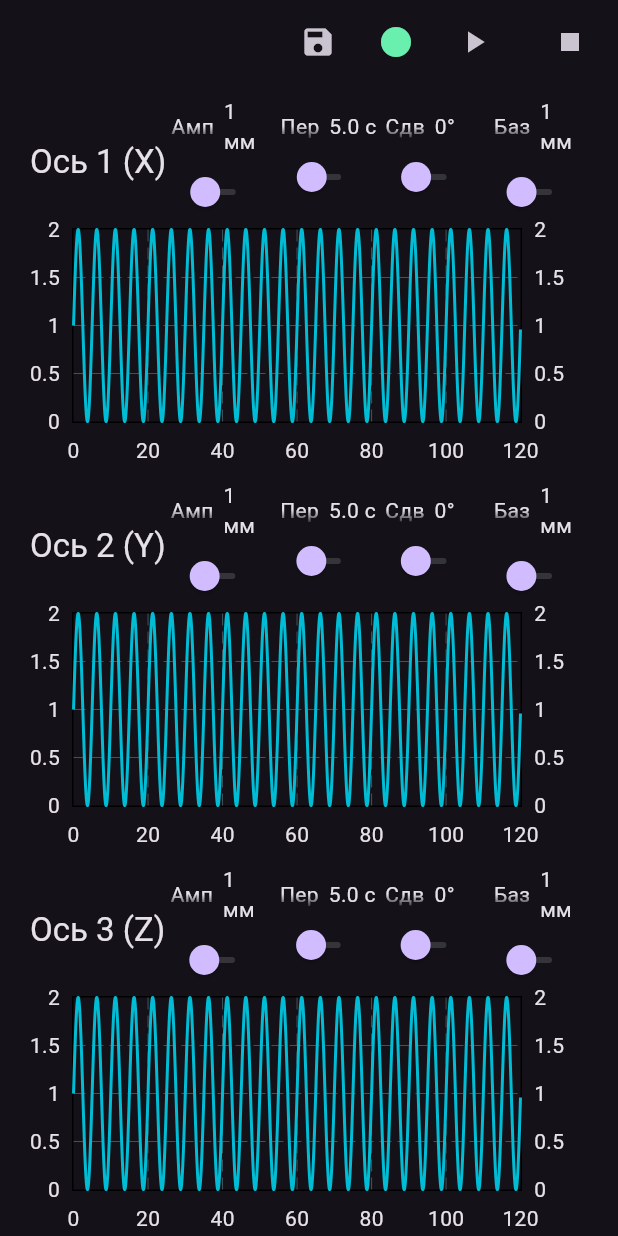
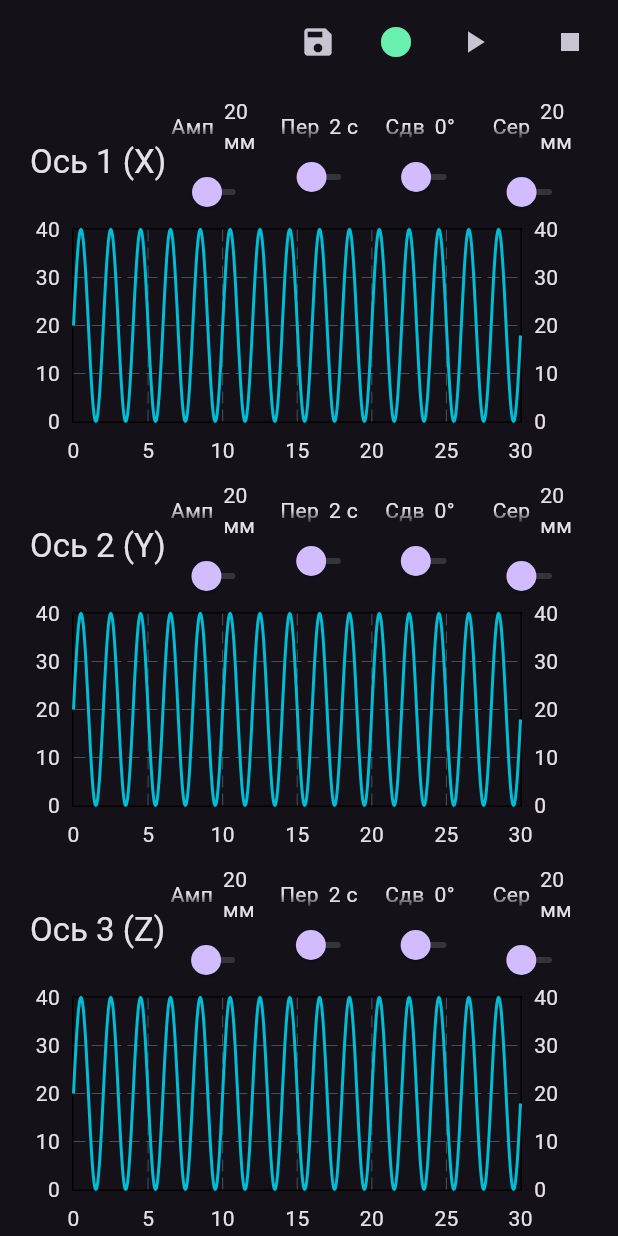
Before and after one commit to Minyewoo/stuart-platform-control, a Flutter app: the screen it shows after launch, after a tap on the "play arrow" icon, on a phone screen of 412 x 824 dp. Run offline on Flutter 3.47's test engine with Material 3 defaults, Android fonts, the phone set to English and light mode, and no system bars; drawn by our look-alikes of fl_chart; our stand-ins replace shared_preferences, toastification; missing offline and left inert: hmi_core, window_manager.

Commit message:
PlatformControlPage | workaround for plarform communications

```diff
--- a/lib/core/io/controller/mdbox_controller.dart
+++ b/lib/core/io/controller/mdbox_controller.dart
@@ -1,8 +1,12 @@
+import 'dart:developer';
 import 'dart:io';
 import 'package:hmi_core/hmi_core_result_new.dart';
 import 'package:stewart_platform_control/core/io/controller/package/app_control_field/app_control_field.dart';
+import 'package:stewart_platform_control/core/io/controller/package/app_control_field/confirm_code.dart';
 import 'package:stewart_platform_control/core/io/controller/package/app_control_field/function_code.dart';
 import 'package:stewart_platform_control/core/io/controller/package/app_control_field/object_channel.dart';
+import 'package:stewart_platform_control/core/io/controller/package/app_control_field/pass_code.dart';
+import 'package:stewart_platform_control/core/io/controller/package/app_data_field/axes/six/position_6f.dart';
 import 'package:stewart_platform_control/core/io/controller/package/app_data_field/axes/six/six_axes_data_field.dart';
 import 'package:stewart_platform_control/core/io/controller/package/app_data_field/axes/three/position_3f.dart';
 import 'package:stewart_platform_control/core/io/controller/package/app_data_field/axes/three/three_axes_data_field.dart';
@@ -35,34 +39,111 @@ import 'package:stewart_platform_control/core/net_address.dart';
 class MdboxController {
   final NetAddress _myAddress;
   final NetAddress _controllerAddress;
+  RawDatagramSocket? _socket;
   ///
-  const MdboxController({
+  MdboxController({
     NetAddress myAddress = const NetAddress.localhost(8888),
     required NetAddress controllerAddress,
   }) :
     _myAddress = myAddress,
     _controllerAddress = controllerAddress;
   ///
-  Future<ResultF<void>> readReg(RegDataField package) {
+  Future<ResultF<void>> readRegister(RegDataField package) {
     // TODO implement readReg
     throw UnimplementedError();
   }
   ///
-  Future<ResultF<void>> writeReg(RegDataField package) {
-    // TODO implement writeReg
-    throw UnimplementedError();
+  Future<ResultF<void>> writeRegister(RegDataField regData, ObjectChannel channel) async {
+    await _maybeStartSocket();
+    final socket = _socket!;
+    socket.writeEventsEnabled = true;
+    socket.send(
+      UdpData(
+        controlField: AppControlField.def(
+          functionCode: const FunctionCode.fromIterable(writeReg),
+          objectChannel: channel,
+        ),
+        whoField: AppWhoField(
+          whoAccept: const Who.all(),
+          whoReply: const Who.none(),
+        ),
+        dataField: regData,
+      ).bytes.toList(),
+      InternetAddress(_controllerAddress.ipv4, type: InternetAddressType.IPv4),
+      _controllerAddress.port,
+    );
+    await Future.delayed(Duration.zero);
+    socket.writeEventsEnabled = false;
+    // socket.close();
+    return const Ok(null);
+  }
+  Future<void> _maybeStartSocket() async {
+    if(_socket == null) {
+      _socket = await RawDatagramSocket.bind(
+        _myAddress.ipv4,
+        _myAddress.port,
+        reuseAddress: true,
+        reusePort: true,
+      );
+      _socket!.listen((event) {
+        switch (event) {
+          case RawSocketEvent.read:
+            final datagram = _socket?.receive();
+            final package = UdpData.fromIterable(datagram!.data);
+            final functionCode = package.controlField.functionCode.bytes.toList();
+            switch(functionCode) {
+              case absTimePlayAllRight:
+                log('absTimePlayAllRight');
+                break;
+              case absTimePlayAllErr1:
+                log('Error (absTime): internal buffer is full');
+                break;
+              case absTimePlayAllErr2:
+                log('Error (absTime): data length of data frame is inadequate');
+                break;
+              case deltaTimePlayAllRight:
+                log('deltaTimePlayAllRight');
+                break;
+              case deltaTimePlayAllErr1:
+                log('Error (deltaTime): internal buffer is full');
+                break;
+              case deltaTimePlayAllErr2:
+                log('Error (deltaTime): data length of data frame is inadequate');
+                break;
+              case writeRegRightReply:
+                log('writeRegRightReply');
+              case writeRegFalseReply:
+                log('writeRegFalseReply');
+              default:
+                log('Unknown function code: ${functionCode.map((e) => e.toRadixString(16).padLeft(2,'0'))}');
+            }
+            break;
+          case RawSocketEvent.readClosed:
+            log('readClosed');
+            // TODO: Handle this case.
+            break;
+          case RawSocketEvent.write:
+            log('write');
+            break;
+          case RawSocketEvent.closed:
+            log('closed');
+            // TODO: Handle this case.
+            break;
+        }
+        event.toString();
+      });
+    }
   }
   ///
   Future<ResultF<void>> sendPosition3f(Position3f position) async {
-    final socket = await RawDatagramSocket.bind(
-      _myAddress.ipv4,
-      _myAddress.port,
-      reuseAddress: true,
-      reusePort: true,
-    );
+    await _maybeStartSocket();
+    final socket = _socket!;
+    socket.writeEventsEnabled = true;
     socket.send(
       UdpData(
-        controlField: AppControlField.def(
+        controlField: AppControlField(
+          confirmCode: const ConfirmCode.def(),
+          passCode: const PassCode.none(),
           functionCode: const FunctionCode.fromIterable(deltaTimePlayAll),
           objectChannel: const ObjectChannel.fromIterable(threeAxisMode),
         ),
@@ -72,7 +153,7 @@ class MdboxController {
         ),
         dataField: ThreeAxesDataField(
           lineNumber: 1,
-          time: 64,
+          time: 1,
           position: position,
         ),
       ).bytes.toList(),
@@ -80,12 +161,37 @@ class MdboxController {
       _controllerAddress.port,
     );
     await Future.delayed(Duration.zero);
-    socket.close();
+    socket.writeEventsEnabled = false;
+    // socket.close();
     return const Ok(null);
   }
   ///
-  Future<ResultF<void>> sendPosition6f(SixAxesDataField package) {
-    // TODO implement sendPosition6f
-    throw UnimplementedError();
+  Future<ResultF<void>> sendPosition6f(Position6f position) async {
+   await _maybeStartSocket();
+    final socket = _socket!;
+    socket.writeEventsEnabled = true;
+    socket.send(
+      UdpData(
+        controlField: AppControlField.def(
+          functionCode: const FunctionCode.fromIterable(absTimePlayAll),
+          objectChannel: const ObjectChannel.fromIterable(sixAxisMode),
+        ),
+        whoField: AppWhoField(
+          whoAccept: const Who.all(),
+          whoReply: const Who.all(),
+        ),
+        dataField: SixAxesDataField(
+          lineNumber: 1,
+          time: 1000,
+          position: position,
+        ),
+      ).bytes.toList(),
+      InternetAddress(_controllerAddress.ipv4, type: InternetAddressType.IPv4),
+      _controllerAddress.port,
+    );
+    await Future.delayed(Duration.zero);
+    socket.writeEventsEnabled = false;
+    // socket.close();
+    return const Ok(null);
   }
 }
--- a/lib/core/io/storage/sine_storage.dart
+++ b/lib/core/io/storage/sine_storage.dart
@@ -2,8 +2,15 @@ import 'package:shared_preferences/shared_preferences.dart';
 import 'package:stewart_platform_control/core/math/sine.dart';
 ///
 class SineStorage {
+  final Sine _defaultSine;
   ///
-  const SineStorage();
+  const SineStorage({
+    Sine defaultSine = const Sine(
+      amplitude: 20.0,
+      period: 2.0,
+      phaseShift: 0.0,
+    ),
+  }) : _defaultSine = defaultSine;
   ///
   void storeSine(String prefix, Sine sine, SharedPreferences prefs) {
     final fields = {
@@ -18,11 +25,10 @@ class SineStorage {
   }
   ///
   Sine retrieveSine(String prefix, SharedPreferences prefs) {
-    const defaultSine = Sine();
     return Sine(
-      amplitude: prefs.getDouble('${prefix}amplitude') ?? defaultSine.amplitude,
-      period: prefs.getDouble('${prefix}period') ?? defaultSine.period,
-      phaseShift: prefs.getDouble('${prefix}phaseShift') ?? defaultSine.phaseShift,
+      amplitude: prefs.getDouble('${prefix}amplitude') ?? _defaultSine.amplitude,
+      period: prefs.getDouble('${prefix}period') ?? _defaultSine.period,
+      phaseShift: prefs.getDouble('${prefix}phaseShift') ?? _defaultSine.phaseShift,
       baseline: prefs.getDouble('${prefix}baseline'),
     );
   }
--- a/lib/core/platform/stuart_platform.dart
+++ b/lib/core/platform/stuart_platform.dart
@@ -1,6 +1,11 @@
 import 'dart:async';
 import 'package:stewart_platform_control/core/io/controller/mdbox_controller.dart';
+import 'package:stewart_platform_control/core/io/controller/package/app_control_field/object_channel.dart';
 import 'package:stewart_platform_control/core/io/controller/package/app_data_field/axes/three/position_3f.dart';
+import 'package:stewart_platform_control/core/io/controller/package/app_data_field/registers/reg_address.dart';
+import 'package:stewart_platform_control/core/io/controller/package/app_data_field/registers/reg_data_field.dart';
+import 'package:stewart_platform_control/core/io/controller/package/app_data_field/registers/reg_num.dart';
+import 'package:stewart_platform_control/core/io/controller/package/byte_sequence.dart';
 import 'package:stewart_platform_control/core/math/sine.dart';
 import 'package:stewart_platform_control/presentation/platform_control/widgets/sine_notifier.dart';
 ///
@@ -43,15 +48,34 @@ class StuartPlatform {
   ///
   void startFluctuations() {
     _controlTimer?.cancel();
+    _controller.writeRegister(
+      RegDataField(
+        regStart: RegAddress.fromOffset(0),
+        regNum: RegNum.fromCount(1),
+        regData: const ByteSequence.fromIterable([0x00, 3]),
+      ),
+      const ObjectChannel.fromIterable(writingCX)
+    );
+    const valueFactor = 1000.0;
     _controlTimer = Timer.periodic(_controlFrequency, (timer) {
       final t =  DateTime.now().millisecondsSinceEpoch / 1000.0;
       _controller.sendPosition3f(
         Position3f.fromValue(
-          x: _xSine.of(t).floor(),
-          y: _ySine.of(t).floor(),
-          z: _zSine.of(t).floor(),
+          x: (_xSine.of(t) * valueFactor).floor(),
+          y: (_ySine.of(t) * valueFactor).floor(),
+          z: (_zSine.of(t) * valueFactor).floor(),
         ),
       );
+      // _controller.sendPosition6f(
+      //   Position6f.fromValue(
+      //     x: _xSine.of(t).floor(),
+      //     y: _ySine.of(t).floor(),
+      //     z: _zSine.of(t).floor(),
+      //     u: _xSine.of(t).floor(),
+      //     v: _ySine.of(t).floor(),
+      //     w: _zSine.of(t).floor(),
+      //   ),
+      // );
     });
     _onStart?.call();
   }
--- a/lib/main.dart
+++ b/lib/main.dart
@@ -1,10 +1,16 @@
+import 'dart:async';
+import 'dart:developer';
+
 import 'package:flutter/material.dart';
 import 'package:stewart_platform_control/core/io/controller/mdbox_controller.dart';
+import 'package:stewart_platform_control/core/math/min_max.dart';
 import 'package:stewart_platform_control/core/net_address.dart';
 import 'package:stewart_platform_control/presentation/platform_control/platform_control_page.dart';
 import 'package:window_manager/window_manager.dart';
 //
 Future<void> main() async {
+  runZonedGuarded(
+    () async {
       WidgetsFlutterBinding.ensureInitialized();
       await windowManager.ensureInitialized();
       WindowOptions windowOptions = const WindowOptions(
@@ -22,6 +28,9 @@ Future<void> main() async {
         await windowManager.focus();
       });
       runApp(const MainApp());
+    },
+    (error, stackTrace) => log('', error: error, stackTrace: stackTrace),
+  );
 }
 ///
 class MainApp extends StatelessWidget {
@@ -32,11 +41,16 @@ class MainApp extends StatelessWidget {
   Widget build(BuildContext context) {
     return MaterialApp(
       debugShowCheckedModeBanner: false,
-      home: const PlatformControlPage(
-        controlFrequency: Duration(milliseconds: 10),
+      home: PlatformControlPage(
+        cilinderMaxHeight: 900,
+        amplitudeConstraints: const MinMax(min: 0, max: 300),
+        periodConstraints: const MinMax(min: 1, max: 30),
+        phaseShiftConstraints: const MinMax(min: 0, max: 90),
+        controlFrequency: const Duration(milliseconds: 10),
         controller: MdboxController(
-          myAddress: NetAddress.localhost(8889),
-          controllerAddress:  NetAddress.localhost(8889),
+          myAddress: const NetAddress(ipv4: '192.168.15.101', port:8410),
+          // controllerAddress:  NetAddress(ipv4: '192.168.15.201', port: 8401),
+          controllerAddress:  const NetAddress(ipv4: '192.168.15.201', port: 7408),
         ),
       ),
       theme: ThemeData.dark(),
--- a/lib/presentation/platform_control/platform_control_page.dart
+++ b/lib/presentation/platform_control/platform_control_page.dart
@@ -11,15 +11,27 @@ import 'package:stewart_platform_control/presentation/platform_control/widgets/s
 import 'package:toastification/toastification.dart';
 ///
 class PlatformControlPage extends StatefulWidget {
+  final double _cilinderMaxHeight;
+  final MinMax _amplitudeConstraints;
+  final MinMax _periodConstraints;
+  final MinMax _phaseShiftConstraints;
   final Duration _controlFrequency;
   final MdboxController _controller;
   ///
   const PlatformControlPage({
     super.key,
     required MdboxController controller,
+    required double cilinderMaxHeight,
+    required MinMax amplitudeConstraints,
+    required MinMax periodConstraints,
+    required MinMax phaseShiftConstraints,
     Duration controlFrequency = const Duration(milliseconds: 100),
   }) :
     _controller = controller,
+    _cilinderMaxHeight = cilinderMaxHeight,
+    _amplitudeConstraints = amplitudeConstraints,
+    _periodConstraints = periodConstraints,
+    _phaseShiftConstraints = phaseShiftConstraints,
     _controlFrequency = controlFrequency;
   //
   @override
@@ -198,6 +210,10 @@ class _PlatformControlPageState extends State<PlatformControlPage> {
                   child: Padding(
                     padding: chartsPadding,
                     child: SineControlWidget(
+                      cilinderMaxHeight: widget._cilinderMaxHeight,
+                      amplitudeConstraints: widget._amplitudeConstraints,
+                      perionConstraints: widget._periodConstraints,
+                      phaseShiftConstraints: widget._phaseShiftConstraints,
                       title: 'Ось 1 (X)',
                       sineNotifier: _axisXSineNotifier,
                       minMaxNotifier: _minMaxNotifier,
@@ -208,6 +224,10 @@ class _PlatformControlPageState extends State<PlatformControlPage> {
                   child: Padding(
                     padding: chartsPadding,
                     child: SineControlWidget(
+                      cilinderMaxHeight: widget._cilinderMaxHeight,
+                      amplitudeConstraints: widget._amplitudeConstraints,
+                      perionConstraints: widget._periodConstraints,
+                      phaseShiftConstraints: widget._phaseShiftConstraints,
                       title: 'Ось 2 (Y)',
                       sineNotifier: _axisYSineNotifier,
                       minMaxNotifier: _minMaxNotifier,
@@ -218,6 +238,10 @@ class _PlatformControlPageState extends State<PlatformControlPage> {
                   child: Padding(
                     padding: chartsPadding,
                     child: SineControlWidget(
+                      cilinderMaxHeight: widget._cilinderMaxHeight,
+                      amplitudeConstraints: widget._amplitudeConstraints,
+                      perionConstraints: widget._periodConstraints,
+                      phaseShiftConstraints: widget._phaseShiftConstraints,
                       title: 'Ось 3 (Z)',
                       sineNotifier: _axisZSineNotifier,
                       minMaxNotifier: _minMaxNotifier,
--- a/lib/presentation/platform_control/widgets/sine_control_widget.dart
+++ b/lib/presentation/platform_control/widgets/sine_control_widget.dart
@@ -6,6 +6,10 @@ import 'package:stewart_platform_control/presentation/platform_control/widgets/p
 import 'package:stewart_platform_control/presentation/platform_control/widgets/sine_chart.dart';
 ///
 class SineControlWidget extends StatelessWidget {
+  final double _cilinderMaxHeight;
+  final MinMax _amplitudeConstraints;
+  final MinMax _perionConstraints;
+  final MinMax _phaseShiftConstraints;
   final String _title;
   final ValueNotifier<Sine> _sineNotifier;
   final ValueNotifier<MinMax> _minMaxNotifier;
@@ -14,8 +18,12 @@ class SineControlWidget extends StatelessWidget {
     super.key,
     required ValueNotifier<Sine> sineNotifier,
     required ValueNotifier<MinMax> minMaxNotifier,
-    String title = '',
+    String title = '', required double cilinderMaxHeight, required MinMax amplitudeConstraints, required MinMax perionConstraints, required MinMax phaseShiftConstraints,
   }) :
+    _phaseShiftConstraints = phaseShiftConstraints,
+    _perionConstraints = perionConstraints,
+    _amplitudeConstraints = amplitudeConstraints,
+    _cilinderMaxHeight = cilinderMaxHeight,
     _title = title,
     _sineNotifier = sineNotifier,
     _minMaxNotifier = minMaxNotifier;
@@ -39,25 +47,36 @@ class SineControlWidget extends StatelessWidget {
               child: Row(
                 children: [
                   Expanded(
-                    child: ParameterSlider(
+                    child: ValueListenableBuilder(
+                      valueListenable: _sineNotifier,
+                      builder: (context, sine, child) {
+                        final remainingHeight = _cilinderMaxHeight - sine.baseline;
+                        return ParameterSlider(
                           label: 'Амплитуда',
                           valueNotifier: _sineNotifier,
-                      minMax: const MinMax(min: 0, max: 1000),
-                      divisions: 1000,
+                          minMax: MinMax(
+                            min: _amplitudeConstraints.min,
+                            max: remainingHeight > _amplitudeConstraints.max
+                              ? _amplitudeConstraints.max
+                              : remainingHeight,
+                            ),
+                          divisions: (_amplitudeConstraints.max - _amplitudeConstraints.min).floor(),
                           sliderValueBuilder: (sine) => sine.amplitude,
                           displayValueBuilder: (sine) => sine.amplitude.toStringAsFixed(0),
                           valueUnit: ' мм',
                           onChanged: _changeAmplitude,
+                        );
+                      }
                     ),
                   ),
                   Expanded(
                     child: ParameterSlider(
                       label: 'Период',
                       valueNotifier: _sineNotifier,
-                      minMax: const MinMax(min: 0.1, max: 120),
-                      divisions: 1199,
+                      minMax: _perionConstraints,
+                      divisions: (_perionConstraints.max - _perionConstraints.min).floor(),
                       sliderValueBuilder: (sine) => sine.period,
-                      displayValueBuilder: (sine) => sine.period.toStringAsFixed(1),
+                      displayValueBuilder: (sine) => sine.period.toStringAsFixed(0),
                       valueUnit: ' с',
                       onChanged: _changePeriod,
                     ),
@@ -66,8 +85,8 @@ class SineControlWidget extends StatelessWidget {
                     child: ParameterSlider(
                       label: 'Сдвиг фазы',
                       valueNotifier: _sineNotifier,
-                      minMax: const MinMax(min: 0, max: 180),
-                      divisions: 180,
+                      minMax: _phaseShiftConstraints,
+                      divisions: (_phaseShiftConstraints.max - _phaseShiftConstraints.min).floor(),
                       sliderValueBuilder: (sine) => double.parse((sine.phaseShift*180/pi).toStringAsFixed(0)),
                       displayValueBuilder: (sine) => (sine.phaseShift*180/pi).toStringAsFixed(0),
                       valueUnit: '°',
@@ -78,10 +97,10 @@ class SineControlWidget extends StatelessWidget {
                     child: ValueListenableBuilder(
                       valueListenable: _sineNotifier,
                       builder: (context, sine, child) => ParameterSlider(
-                        label: 'Базовое значение',
+                        label: 'Середина',
                         valueNotifier: _sineNotifier,
-                        minMax: MinMax(min: _sineNotifier.value.amplitude, max: 3000-_sineNotifier.value.amplitude),
-                        divisions: (3000-_sineNotifier.value.amplitude*2).round(),
+                        minMax: MinMax(min: _sineNotifier.value.amplitude, max: _cilinderMaxHeight-_sineNotifier.value.amplitude),
+                        divisions: (_cilinderMaxHeight-_sineNotifier.value.amplitude*2+1).round(),
                         sliderValueBuilder: (sine) => sine.baseline,
                         displayValueBuilder: (sine) => sine.baseline.toStringAsFixed(0),
                         valueUnit: ' мм',
@@ -98,7 +117,7 @@ class SineControlWidget extends StatelessWidget {
           child: SineChart(
             sineNotifier: _sineNotifier,
             minMaxNotifier: _minMaxNotifier,
-            periodWindow: 120,
+            periodWindow: _perionConstraints.max.floor(),
             pointsCountFactor: 30,
           ),
         ),
```
Lines whose indentation alone changed are shown as unchanged.
